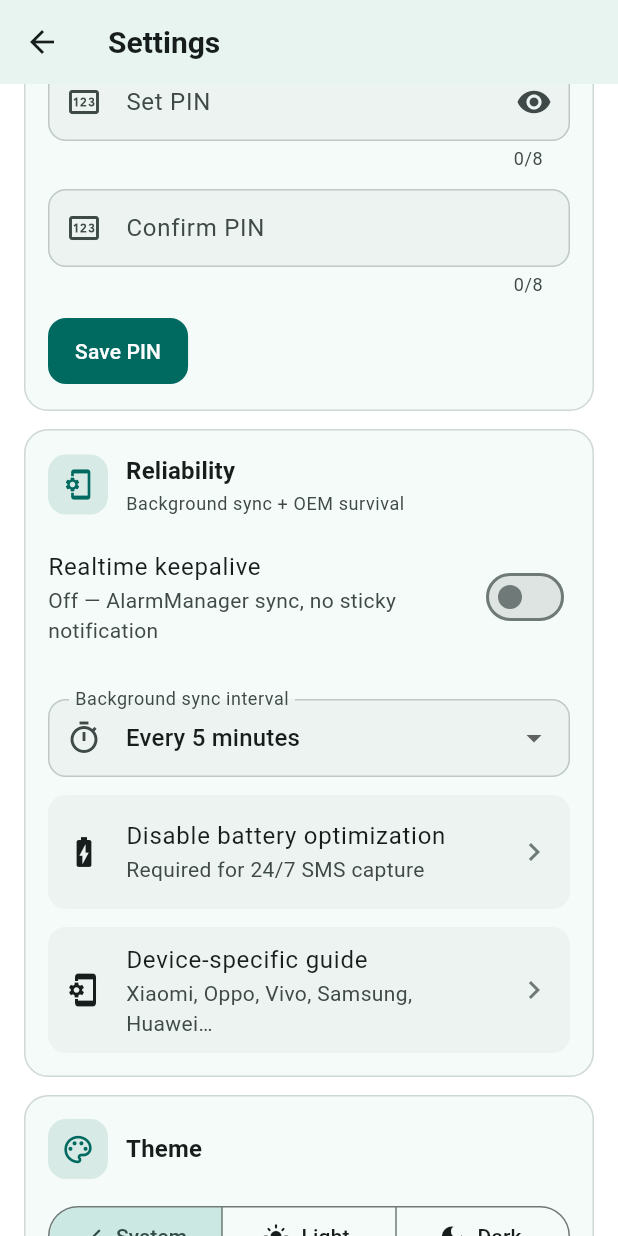
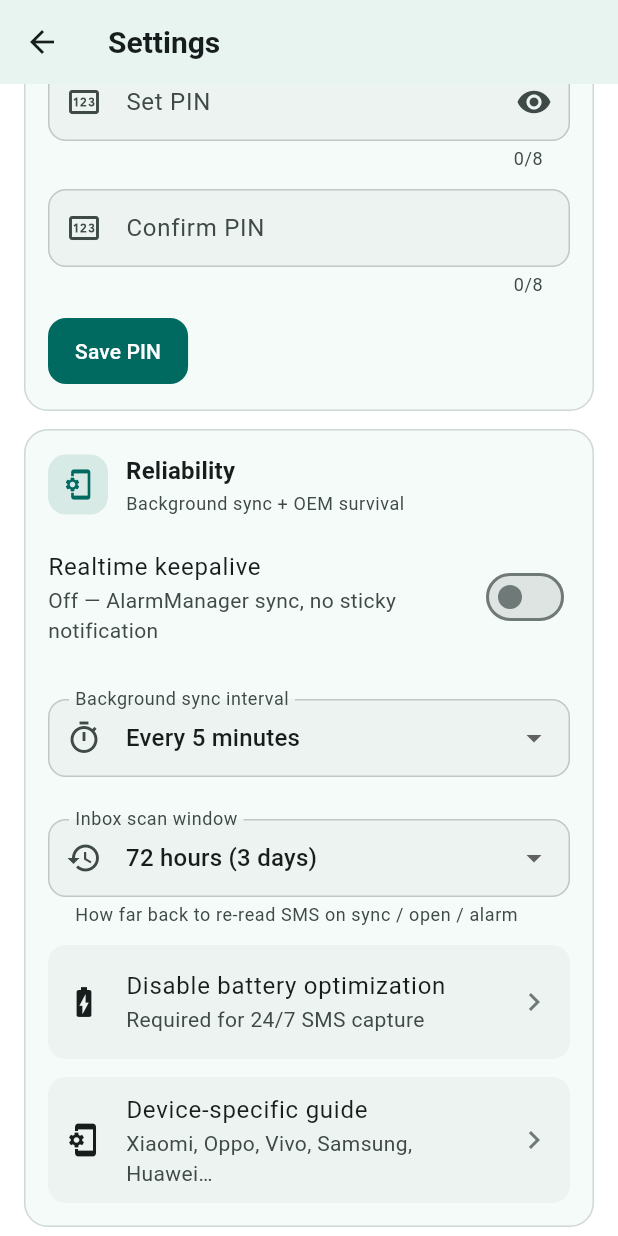
Before and after one commit to sabuj0338/SMS-Forwarder, a Flutter app: the SettingsScreen screen opened directly, scrolled down 2304 dp, on a phone screen of 412 x 824 dp. Run offline on Flutter 3.47's test engine with Material 3 defaults, Android fonts, the phone set to English and light mode, and no system bars; our stand-ins replace connectivity_plus, hive, hive_flutter, share_plus; missing offline and left inert: android_alarm_manager_plus, another_telephony, disable_battery_optimization, flutter_foreground_task; accounts and stored records are empty.

Commit message:
Enhance inbox backfill functionality by introducing a configurable lookback period for SMS retrieval. Update settings screen to allow users to select the lookback duration, defaulting to 72 hours. Modify SMS service to utilize the new lookback setting for backfilling recent messages. Update README to reflect these changes.

```diff
--- a/lib/screens/settings_screen.dart
+++ b/lib/screens/settings_screen.dart
@@ -45,6 +45,7 @@ class _SettingsScreenState extends State<SettingsScreen> {
   late bool _structuredParse;
   late bool _realtimeKeepAlive;
   late int _syncIntervalMinutes;
+  late int _inboxLookbackHours;
 
   bool _testing = false;
   bool _obscureToken = true;
@@ -83,6 +84,7 @@ class _SettingsScreenState extends State<SettingsScreen> {
     _structuredParse = SettingsService.structuredParseEnabled;
     _realtimeKeepAlive = SettingsService.realtimeKeepAliveEnabled;
     _syncIntervalMinutes = SettingsService.syncIntervalMinutes;
+    _inboxLookbackHours = SettingsService.inboxLookbackHours;
     _showAdvancedApi = SettingsService.customHeaders.isNotEmpty ||
         SettingsService.payloadTemplate.trim() !=
             SettingsService.defaultPayloadTemplate.trim();
@@ -128,6 +130,14 @@ class _SettingsScreenState extends State<SettingsScreen> {
     ScaffoldMessenger.of(context).showSnackBar(
       const SnackBar(content: Text('Telegram settings saved')),
     );
+  }
+
+  static String _lookbackLabel(int hours) {
+    if (hours % 24 == 0) {
+      final days = hours ~/ 24;
+      return '$hours hours ($days day${days == 1 ? '' : 's'})';
+    }
+    return '$hours hours';
   }
 
   Future<void> _testConnection() async {
@@ -762,6 +772,30 @@ class _SettingsScreenState extends State<SettingsScreen> {
                   },
                 ),
               ],
+              const SizedBox(height: 4),
+              DropdownButtonFormField<int>(
+                key: ValueKey(_inboxLookbackHours),
+                initialValue: _inboxLookbackHours,
+                decoration: const InputDecoration(
+                  labelText: 'Inbox scan window',
+                  helperText:
+                      'How far back to re-read SMS on sync / open / alarm',
+                  prefixIcon: Icon(Icons.history),
+                ),
+                items: SettingsService.allowedLookbackHours
+                    .map(
+                      (h) => DropdownMenuItem(
+                        value: h,
+                        child: Text(_lookbackLabel(h)),
+                      ),
+                    )
+                    .toList(),
+                onChanged: (v) async {
+                  if (v == null) return;
+                  setState(() => _inboxLookbackHours = v);
+                  await SettingsService.setInboxLookbackHours(v);
+                },
+              ),
               _ActionTile(
                 icon: Icons.battery_charging_full,
                 title: 'Disable battery optimization',
--- a/lib/services/settings_service.dart
+++ b/lib/services/settings_service.dart
@@ -117,6 +117,9 @@ class SettingsService {
     }
     if (!_box.containsKey('sync_interval_minutes')) {
       await _box.put('sync_interval_minutes', 5);
+    }
+    if (!_box.containsKey('inbox_lookback_hours')) {
+      await _box.put('inbox_lookback_hours', 72);
     }
   }
 
@@ -263,9 +266,10 @@ class SettingsService {
 
   /// AlarmManager period when realtime keepalive is off (minutes).
   static int get syncIntervalMinutes {
-    final raw = _box.get('sync_interval_minutes', defaultValue: 5) as int;
+    final raw = _box.get('sync_interval_minutes', defaultValue: 5);
+    final minutes = raw is int ? raw : int.tryParse(raw.toString()) ?? 5;
     const allowed = [5, 15, 30, 60];
-    if (allowed.contains(raw)) return raw;
+    if (allowed.contains(minutes)) return minutes;
     return 5;
   }
 
@@ -274,6 +278,25 @@ class SettingsService {
     final minutes = allowed.contains(value) ? value : 5;
     return _box.put('sync_interval_minutes', minutes);
   }
+
+  /// How far back inbox backfill scans for missed SMS (hours). Default 72.
+  static const allowedLookbackHours = [24, 48, 72, 168, 336];
+
+  static int get inboxLookbackHours {
+    final raw = _box.get('inbox_lookback_hours', defaultValue: 72);
+    final hours = raw is int ? raw : int.tryParse(raw.toString()) ?? 72;
+    if (allowedLookbackHours.contains(hours)) return hours;
+    return 72;
+  }
+
+  static Future<void> setInboxLookbackHours(int value) {
+    final hours =
+        allowedLookbackHours.contains(value) ? value : 72;
+    return _box.put('inbox_lookback_hours', hours);
+  }
+
+  static Duration get inboxLookbackDuration =>
+      Duration(hours: inboxLookbackHours);
 
   static List<String> _stringList(String key) {
     final raw = _box.get(key, defaultValue: <String>[]);
--- a/lib/services/sms_service.dart
+++ b/lib/services/sms_service.dart
@@ -117,8 +117,8 @@ class SmsService {
   /// Catch SMS received while the process was dead (reboot / force-stop).
   /// Returns how many new matching messages were queued.
   Future<int> backfillRecentInbox({
-    Duration lookback = const Duration(hours: 72),
-    int maxMessages = 800,
+    Duration? lookback,
+    int? maxMessages,
   }) async {
     if (isBackfilling.value) return 0;
     isBackfilling.value = true;
@@ -127,8 +127,12 @@ class SmsService {
       final granted = await telephony.requestSmsPermissions;
       if (granted != true) return 0;
 
+      final window = lookback ?? SettingsService.inboxLookbackDuration;
+      // Longer windows need a higher scan cap or busy inboxes stop early.
+      final hours = window.inHours.clamp(1, 336);
+      final scanLimit = maxMessages ?? (hours * 25).clamp(800, 5000);
       final sinceMs =
-          DateTime.now().subtract(lookback).millisecondsSinceEpoch;
+          DateTime.now().subtract(window).millisecondsSinceEpoch;
 
       final messages = await telephony.getInboxSms(
         columns: [SmsColumn.ADDRESS, SmsColumn.BODY, SmsColumn.DATE],
@@ -138,7 +142,7 @@ class SmsService {
       var scanned = 0;
       for (final sms in messages) {
         scanned++;
-        if (scanned > maxMessages) break;
+        if (scanned > scanLimit) break;
         final date = sms.date ?? 0;
         if (date < sinceMs) break;
         if (await _handleSms(sms, triggerFlush: false)) {
@@ -147,7 +151,8 @@ class SmsService {
       }
 
       developer.log(
-        'Inbox backfill scanned=$scanned added=$added',
+        'Inbox backfill lookback=${window.inHours}h scanned=$scanned '
+        'limit=$scanLimit added=$added',
         name: 'sms',
       );
       await ForwardService().recoverAndFlush();
```
Also changed, not shown: lib/services/sync_scheduler.dart (+9 -24 lines), 1 other file.
